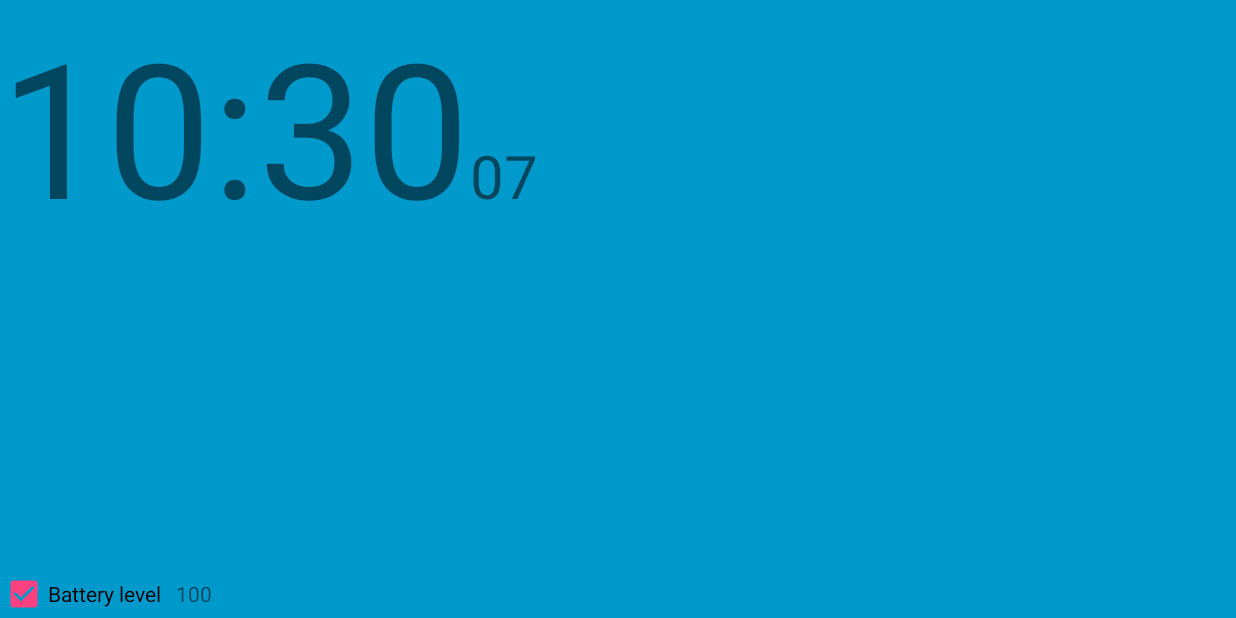
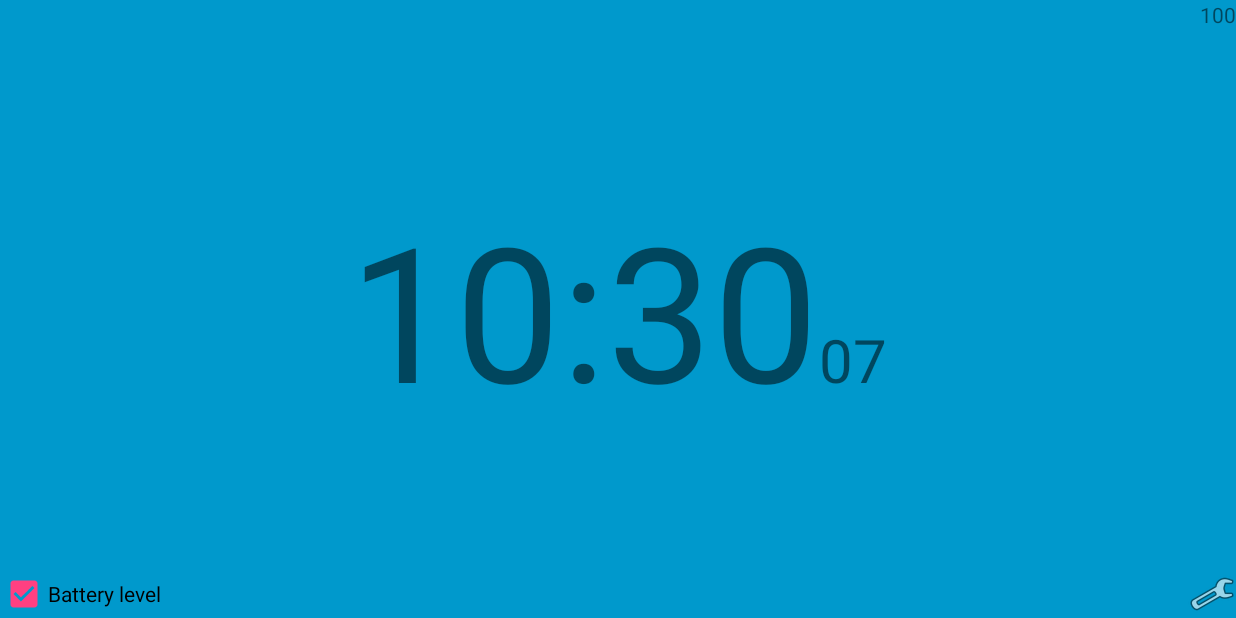
Before and after one commit to rodrigofmp/android-tutorial-relogio, an Android app: the screen it shows after launch (MainActivity), on a phone screen of 824 x 412 dp (held sideways). Run offline under Robolectric (Android 15) with nearby library versions, the phone set to English and light mode, and no system bars.

Commit message:
Exercício de alinhamento

```diff
--- a/app/src/main/res/layout/activity_main.xml
+++ b/app/src/main/res/layout/activity_main.xml
@@ -6,8 +6,25 @@
     tools:context="com.devmasterteam.relogiodecabeceira.MainActivity">
 
     <LinearLayout
-        android:layout_width="match_parent"
-        android:layout_height="wrap_content">
+        android:layout_width="fill_parent"
+        android:layout_height="wrap_content"
+        android:layout_gravity="right"
+        android:gravity="right"
+        android:orientation="horizontal">
+
+        <TextView
+            android:id="@+id/text_battery_level"
+            android:layout_width="wrap_content"
+            android:layout_height="wrap_content"
+            android:text="100" />
+
+    </LinearLayout>
+
+    <LinearLayout
+        android:layout_width="wrap_content"
+        android:layout_height="wrap_content"
+        android:layout_centerHorizontal="true"
+        android:layout_centerVertical="true">
 
         <TextView
             android:id="@+id/text_hour_minute"
@@ -28,21 +45,30 @@
     <LinearLayout
         android:layout_width="match_parent"
         android:layout_height="wrap_content"
-        android:layout_alignParentBottom="true"
-        >
+        android:layout_alignParentBottom="true">
 
         <CheckBox
             android:id="@+id/check_battery"
             android:layout_width="wrap_content"
             android:layout_height="wrap_content"
-            android:text="@string/battery_level"/>
+            android:text="@string/battery_level" />
 
-        <TextView
-            android:id="@+id/text_battery_level"
-            android:layout_width="wrap_content"
-            android:layout_height="wrap_content"
-            android:layout_marginLeft="10dp"
-            android:text="100"/>
+        <LinearLayout
+            android:layout_width="match_parent"
+            android:layout_height="match_parent"
+            android:orientation="horizontal"
+            android:layout_gravity="right"
+            android:gravity="right">
+
+            <ImageView
+                android:layout_width="wrap_content"
+                android:layout_height="wrap_content"
+                android:src="@android:drawable/ic_menu_preferences"
+                android:layout_marginEnd="0dp"
+                android:layout_marginRight="0dp"
+                />
+
+        </LinearLayout>
 
     </LinearLayout>
 
```
